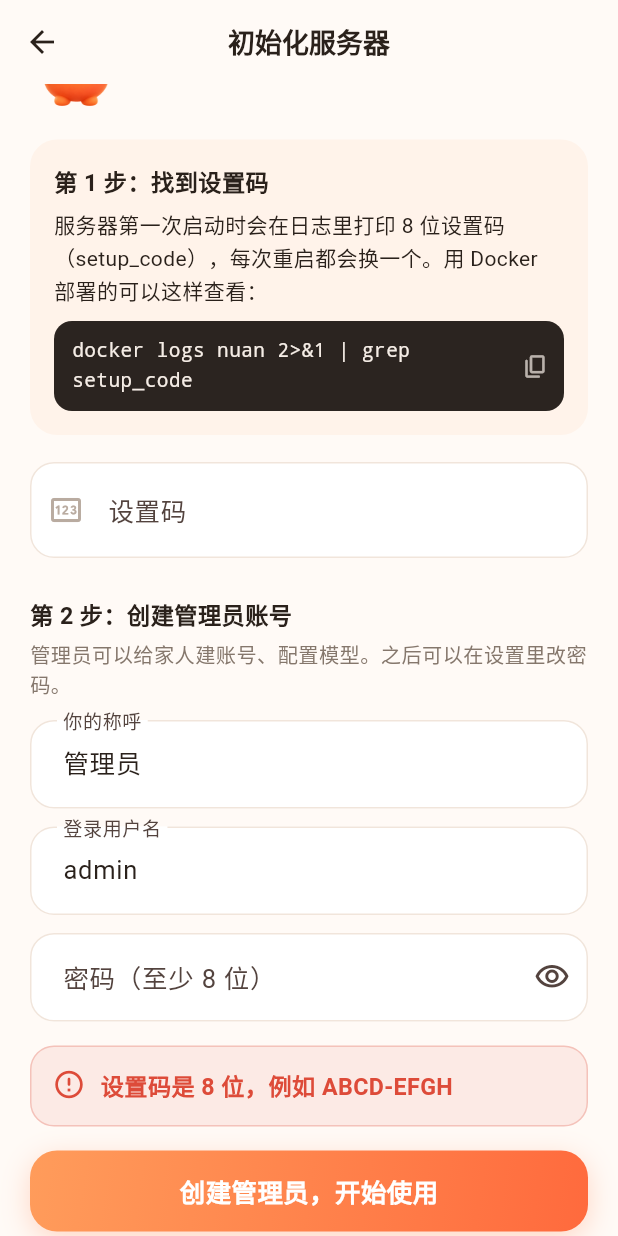
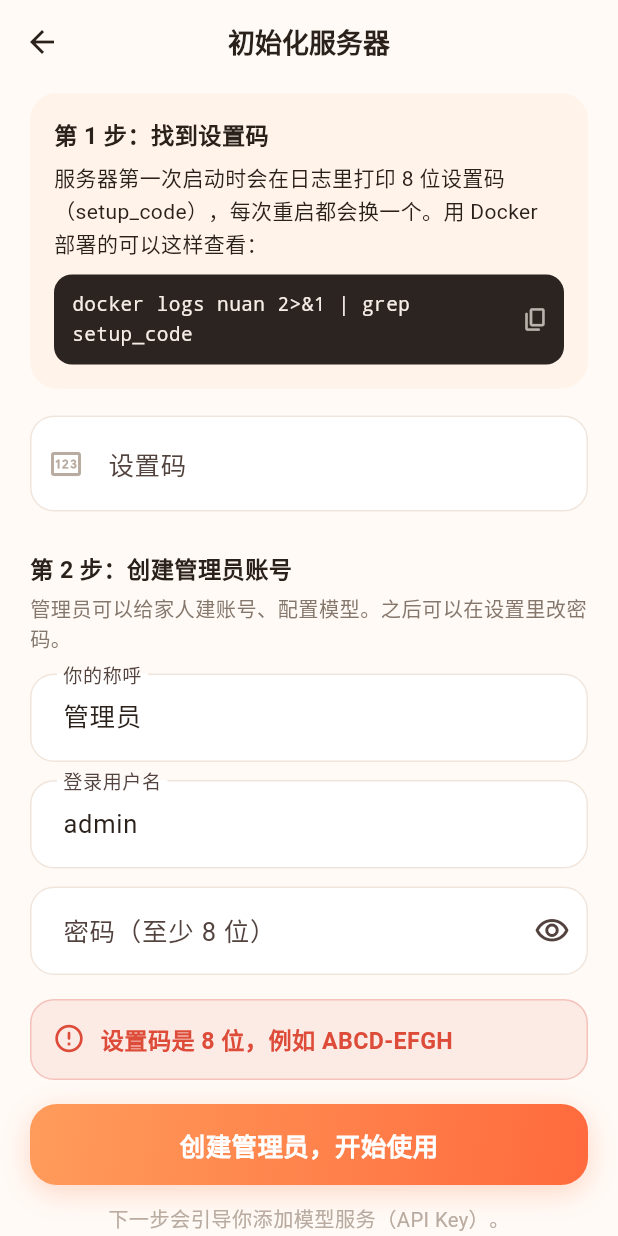
Before and after one commit to mrxf/family-ai-chat, a Flutter app: the SetupPage screen opened directly with empty values, scrolled down 51 dp, after a tap on "创建管理员，开始使用", on a phone screen of 412 x 824 dp. Run offline on Flutter 3.47's test engine with Material 3 defaults, Android fonts, the phone set to English and light mode, and no system bars; our stand-ins replace dio, flutter_image_compress, flutter_riverpod, flutter_secure_storage, flutter_tts, image_picker and 2 more; missing offline and left inert: gpt_markdown, record; accounts and stored records are empty.

Commit message:
fix(app): 首次设置页出错时自动滚到提示和按钮，底部让开手势条
Co-Authored-By: Claude Opus 5.5 <noreply@anthropic.com>

```diff
--- a/app/lib/ui/setup_page.dart
+++ b/app/lib/ui/setup_page.dart
@@ -24,6 +24,7 @@ class _SetupPageState extends ConsumerState<SetupPage> {
   final _name = TextEditingController(text: '管理员');
   final _user = TextEditingController(text: 'admin');
   final _pass = TextEditingController();
+  final _scroll = ScrollController();
   bool _hide = true, _busy = false;
   String? _error;
 
@@ -32,6 +33,7 @@ class _SetupPageState extends ConsumerState<SetupPage> {
     for (final c in [_code, _name, _user, _pass]) {
       c.dispose();
     }
+    _scroll.dispose();
     super.dispose();
   }
 
@@ -45,7 +47,7 @@ class _SetupPageState extends ConsumerState<SetupPage> {
     } else if (_pass.text.length < 8) {
       err = '管理员密码至少 8 位';
     }
-    setState(() => _error = err);
+    _showError(err);
     if (err != null) return;
     setState(() => _busy = true);
     try {
@@ -63,10 +65,22 @@ class _SetupPageState extends ConsumerState<SetupPage> {
       nav.popUntil((r) => r.isFirst);
       nav.push(addProviderRoute());
     } on ApiError catch (e) {
-      if (mounted) setState(() => _error = e.message);
+      if (mounted) _showError(e.message);
     } finally {
       if (mounted) setState(() => _busy = false);
     }
+  }
+
+  /// Shows (or clears) the error and scrolls down so it and the button stay in view.
+  void _showError(String? err) {
+    setState(() => _error = err);
+    if (err == null) return;
+    // Wait for the banner's grow animation before measuring the scroll extent.
+    Future.delayed(const Duration(milliseconds: 220), () {
+      if (mounted && _scroll.hasClients) {
+        _scroll.animateTo(_scroll.position.maxScrollExtent, duration: const Duration(milliseconds: 250), curve: Curves.easeOutCubic);
+      }
+    });
   }
 
   @override
@@ -76,7 +90,10 @@ class _SetupPageState extends ConsumerState<SetupPage> {
     return Scaffold(
       appBar: AppBar(title: const Text('初始化服务器')),
       body: ListView(
-        padding: const EdgeInsets.fromLTRB(20, 4, 20, 32),
+        controller: _scroll,
+        // Explicit padding drops the automatic safe-area inset; add it back so the
+        // button can scroll clear of the gesture bar.
+        padding: EdgeInsets.fromLTRB(20, 4, 20, 32 + MediaQuery.paddingOf(context).bottom),
         children: [
           Row(children: [
             const Mascot(size: 64),
```
